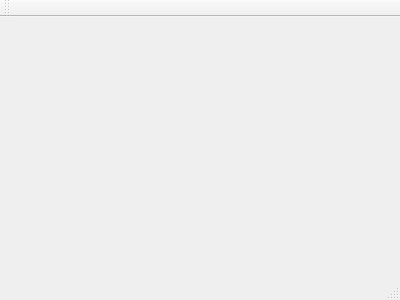
Qt form Documents/C++ homework/AutomaticshiftingofDate/mainwindow.ui (ybai8/c-homework) before a commit.
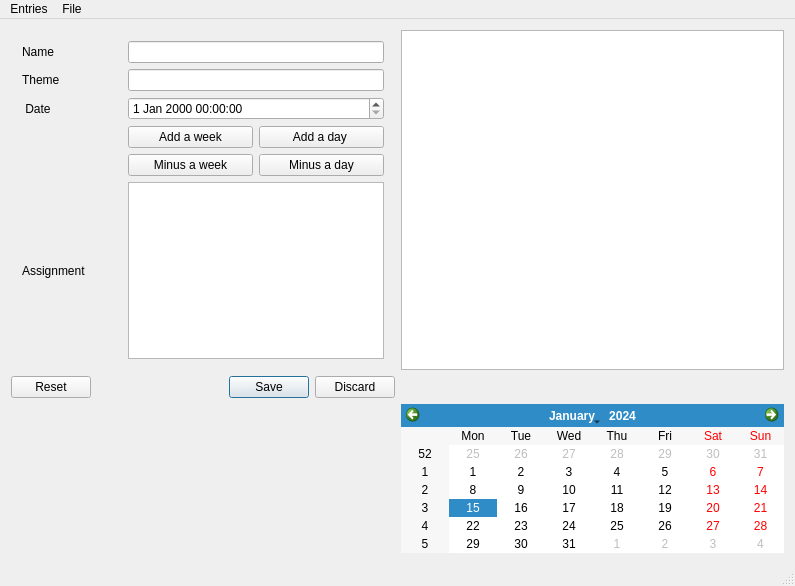
The same form after that commit.

```diff
--- a/Documents/C++ homework/AutomaticshiftingofDate/mainwindow.ui
+++ b/Documents/C++ homework/AutomaticshiftingofDate/mainwindow.ui
@@ -1,24 +1,193 @@
 <ui version="4.0">
  <class>MainWindow</class>
- <widget class="QMainWindow" name="MainWindow" >
-  <property name="geometry" >
+ <widget class="QMainWindow" name="MainWindow">
+  <property name="geometry">
    <rect>
     <x>0</x>
     <y>0</y>
-    <width>400</width>
-    <height>300</height>
+    <width>795</width>
+    <height>586</height>
    </rect>
   </property>
   <property name="windowTitle" >
    <string>MainWindow</string>
   </property>
-  <widget class="QMenuBar" name="menuBar" />
-  <widget class="QToolBar" name="mainToolBar" />
-  <widget class="QWidget" name="centralWidget" />
-  <widget class="QStatusBar" name="statusBar" />
+  <widget class="QWidget" name="centralWidget">
+   <layout class="QGridLayout" name="gridLayout_2">
+    <item row="0" column="1">
+     <widget class="QTextEdit" name="textEdit"/>
+    </item>
+    <item row="2" column="1">
+     <widget class="QCalendarWidget" name="calendarWidget"/>
+    </item>
+    <item row="0" column="0">
+     <widget class="QStackedWidget" name="stackedWidget">
+      <property name="currentIndex">
+       <number>1</number>
+      </property>
+      <widget class="QWidget" name="listpage">
+       <layout class="QGridLayout" name="gridLayout">
+        <item row="0" column="0">
+         <widget class="QListWidget" name="listWidget"/>
+        </item>
+       </layout>
+      </widget>
+      <widget class="QWidget" name="detailpage">
+       <layout class="QGridLayout" name="gridLayout_3">
+        <item row="0" column="0">
+         <widget class="QLabel" name="classeslabel">
+          <property name="text">
+           <string>Name</string>
+          </property>
+         </widget>
+        </item>
+        <item row="0" column="1" colspan="2">
+         <widget class="QLineEdit" name="nameEdit"/>
+        </item>
+        <item row="1" column="0">
+         <widget class="QLabel" name="themelabel">
+          <property name="text">
+           <string>Theme</string>
+          </property>
+         </widget>
+        </item>
+        <item row="1" column="1" colspan="2">
+         <widget class="QLineEdit" name="themeEdit"/>
+        </item>
+        <item row="2" column="0">
+         <widget class="QLabel" name="datelabel">
+          <property name="text">
+           <string> Date</string>
+          </property>
+         </widget>
+        </item>
+        <item row="2" column="1" colspan="2">
+         <widget class="QDateTimeEdit" name="expirationdateEdit"/>
+        </item>
+        <item row="3" column="1">
+         <widget class="QPushButton" name="Button1">
+          <property name="text">
+           <string>Add a week</string>
+          </property>
+         </widget>
+        </item>
+        <item row="3" column="2">
+         <widget class="QPushButton" name="Button2">
+          <property name="text">
+           <string>Add a day </string>
+          </property>
+         </widget>
+        </item>
+        <item row="4" column="1">
+         <widget class="QPushButton" name="Button3">
+          <property name="text">
+           <string>Minus a week</string>
+          </property>
+         </widget>
+        </item>
+        <item row="4" column="2">
+         <widget class="QPushButton" name="Button4">
+          <property name="text">
+           <string>Minus a day</string>
+          </property>
+         </widget>
+        </item>
+        <item row="5" column="0">
+         <widget class="QLabel" name="assignmentlabel">
+          <property name="text">
+           <string>Assignment</string>
+          </property>
+         </widget>
+        </item>
+        <item row="5" column="1" colspan="2">
+         <widget class="QPlainTextEdit" name="assignmentEdit"/>
+        </item>
+       </layout>
+      </widget>
+     </widget>
+    </item>
+    <item row="1" column="0">
+     <widget class="QDialogButtonBox" name="buttonBox">
+      <property name="standardButtons">
+       <set>QDialogButtonBox::Discard|QDialogButtonBox::Reset|QDialogButtonBox::Save</set>
+      </property>
+     </widget>
+    </item>
+   </layout>
+  </widget>
+  <widget class="QStatusBar" name="statusBar"/>
+  <widget class="QMenuBar" name="menuBar">
+   <property name="geometry">
+    <rect>
+     <x>0</x>
+     <y>0</y>
+     <width>795</width>
+     <height>22</height>
+    </rect>
+   </property>
+   <widget class="QMenu" name="menuEntries">
+    <property name="title">
+     <string>Entries</string>
+    </property>
+    <addaction name="actionAdd"/>
+    <addaction name="actionEdit"/>
+    <addaction name="actionRemove"/>
+   </widget>
+   <widget class="QMenu" name="menuFile">
+    <property name="title">
+     <string>File</string>
+    </property>
+    <addaction name="actionOpen"/>
+    <addaction name="actionNew"/>
+    <addaction name="actionSave"/>
+   </widget>
+   <addaction name="menuEntries"/>
+   <addaction name="menuFile"/>
+  </widget>
+  <action name="actionOpen">
+   <property name="checkable">
+    <bool>true</bool>
+   </property>
+   <property name="checked">
+    <bool>true</bool>
+   </property>
+   <property name="text">
+    <string>Open</string>
+   </property>
+  </action>
+  <action name="actionNew">
+   <property name="text">
+    <string>New</string>
+   </property>
+  </action>
+  <action name="actionAdd">
+   <property name="text">
+    <string>Add</string>
+   </property>
+  </action>
+  <action name="actionEdit">
+   <property name="text">
+    <string>Edit</string>
+   </property>
+  </action>
+  <action name="actionRemove">
+   <property name="text">
+    <string>Remove</string>
+   </property>
+  </action>
+  <action name="actionSave">
+   <property name="checkable">
+    <bool>true</bool>
+   </property>
+   <property name="checked">
+    <bool>true</bool>
+   </property>
+   <property name="text">
+    <string>Save</string>
+   </property>
+  </action>
  </widget>
- <layoutDefault spacing="6" margin="11" />
- <pixmapfunction></pixmapfunction>
+ <layoutdefault spacing="6" margin="11"/>
  <resources/>
  <connections/>
 </ui>
```
Left out of the diff: 3 changed lines with no effect on the pictures.
